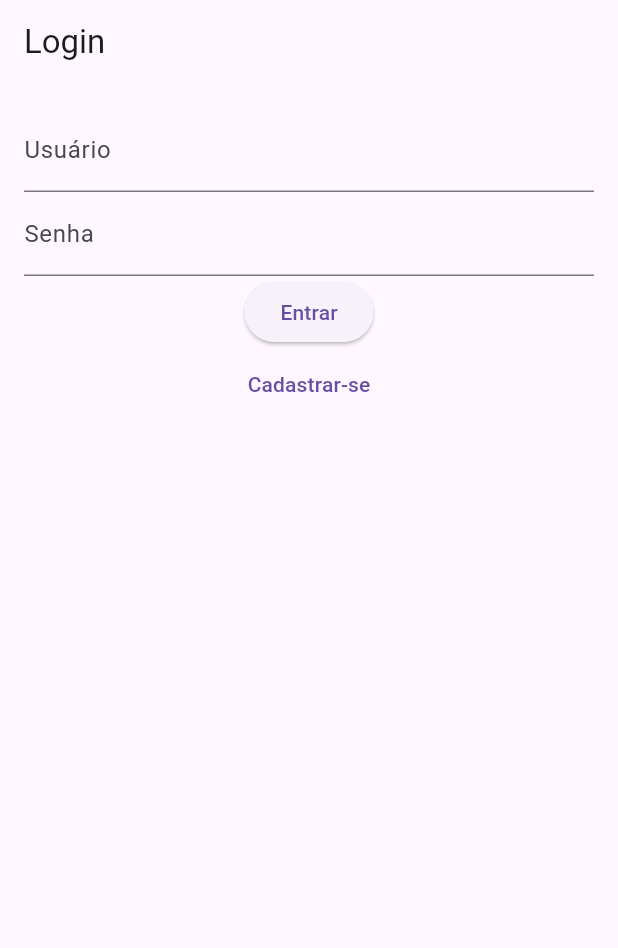
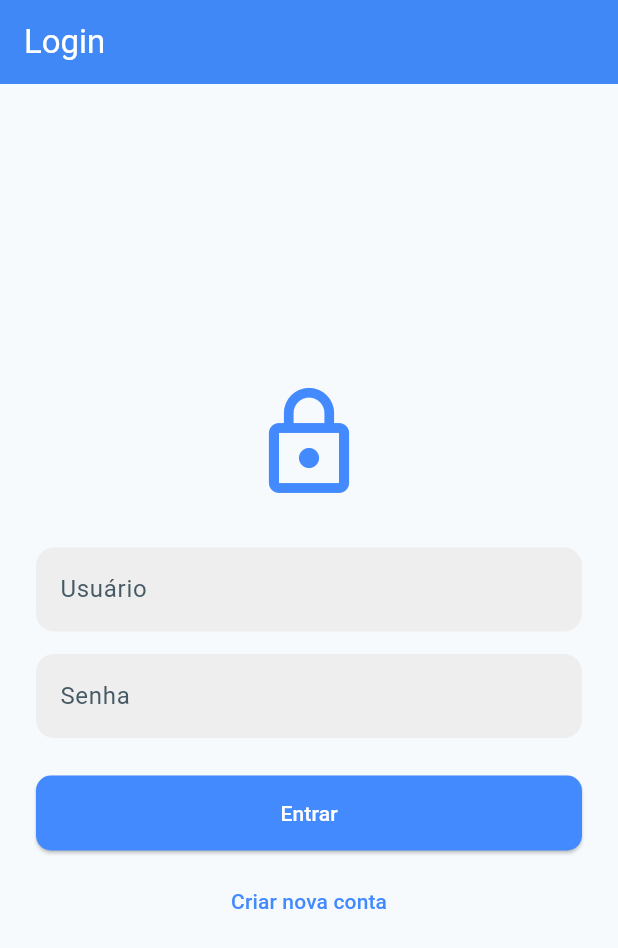
Before and after one commit to Marquesleticia/NossoAPP, a Flutter app: the screen it shows after launch, on a phone screen of 412 x 824 dp. Shown: the top 948 px of the screen. Run offline on Flutter 3.47's test engine with Material 3 defaults, Android fonts, the phone set to English and light mode, and no system bars.

Commit message:
novo visual

```diff
--- a/lib/main.dart
+++ b/lib/main.dart
@@ -6,7 +6,48 @@ void main() => runApp(MyApp());
 class MyApp extends StatelessWidget {
   @override
   Widget build(BuildContext context) {
-    return MaterialApp(home: LoginScreen());
+    return MaterialApp(
+      debugShowCheckedModeBanner: false,
+      title: 'Gerenciador de Pessoas',
+      theme: ThemeData(
+        colorScheme: ColorScheme.fromSeed(
+          seedColor: Colors.blueGrey,
+          primary: Colors.blueAccent,
+          secondary: Colors.blueGrey.shade400,
+          background: Colors.grey.shade100,
+        ),
+        useMaterial3: true,
+        appBarTheme: AppBarTheme(
+          backgroundColor: Colors.blueAccent,
+          foregroundColor: Colors.white,
+          elevation: 2,
+        ),
+        floatingActionButtonTheme: FloatingActionButtonThemeData(
+          backgroundColor: Colors.blueAccent,
+          foregroundColor: Colors.white,
+        ),
+        inputDecorationTheme: InputDecorationTheme(
+          filled: true,
+          fillColor: Colors.grey.shade200,
+          border: OutlineInputBorder(
+            borderRadius: BorderRadius.circular(12),
+            borderSide: BorderSide.none,
+          ),
+          labelStyle: TextStyle(color: Colors.blueGrey.shade700),
+        ),
+        elevatedButtonTheme: ElevatedButtonThemeData(
+          style: ElevatedButton.styleFrom(
+            backgroundColor: Colors.blueAccent,
+            foregroundColor: Colors.white,
+            shape: RoundedRectangleBorder(
+              borderRadius: BorderRadius.circular(10),
+            ),
+            minimumSize: Size(double.infinity, 50),
+          ),
+        ),
+      ),
+      home: LoginScreen(),
+    );
   }
 }
 
@@ -17,8 +58,9 @@ class LoginScreen extends StatefulWidget {
 
 class _LoginScreenState extends State<LoginScreen> {
   final _loginCtrl = TextEditingController();
+  final _emailCtrl = TextEditingController();
   final _senhaCtrl = TextEditingController();
-  String _screen = 'login';  // 'login', 'register', 'people', 'person'
+  String _screen = 'login'; // 'login', 'register', 'people', 'person'
 
   Map<String, dynamic>? _editingPerson;
   List<Map<String, dynamic>> _pessoas = [];
@@ -31,7 +73,7 @@ class _LoginScreenState extends State<LoginScreen> {
   }
 
   void _register() async {
-    await ApiService.registerUser(_loginCtrl.text, _senhaCtrl.text, _senhaCtrl.text);
+    await ApiService.registerUser(_loginCtrl.text, _emailCtrl.text, _senhaCtrl.text);
     setState(() => _screen = 'login');
   }
 
@@ -58,17 +100,28 @@ class _LoginScreenState extends State<LoginScreen> {
 
   @override
   Widget build(BuildContext context) {
+    final theme = Theme.of(context);
+
     if (_screen == 'login') {
       return Scaffold(
         appBar: AppBar(title: Text('Login')),
         body: Padding(
-          padding: EdgeInsets.all(16),
+          padding: const EdgeInsets.all(24),
           child: Column(
+            mainAxisAlignment: MainAxisAlignment.center,
             children: [
+              Icon(Icons.lock_outline, size: 80, color: theme.colorScheme.primary),
+              SizedBox(height: 30),
               TextField(controller: _loginCtrl, decoration: InputDecoration(labelText: 'Usuário')),
+              SizedBox(height: 15),
               TextField(controller: _senhaCtrl, decoration: InputDecoration(labelText: 'Senha'), obscureText: true),
+              SizedBox(height: 25),
               ElevatedButton(onPressed: _login, child: Text('Entrar')),
-              TextButton(onPressed: () => setState(() => _screen = 'register'), child: Text('Cadastrar-se')),
+              SizedBox(height: 10),
+              TextButton(
+                onPressed: () => setState(() => _screen = 'register'),
+                child: Text('Criar nova conta', style: TextStyle(color: theme.colorScheme.primary)),
+              ),
             ],
           ),
         ),
@@ -77,30 +130,62 @@ class _LoginScreenState extends State<LoginScreen> {
       return Scaffold(
         appBar: AppBar(title: Text('Cadastro')),
         body: Padding(
-          padding: EdgeInsets.all(16),
+          padding: const EdgeInsets.all(24),
           child: Column(
+            mainAxisAlignment: MainAxisAlignment.center,
             children: [
+              Icon(Icons.person_add_alt, size: 80, color: theme.colorScheme.primary),
+              SizedBox(height: 30),
               TextField(controller: _loginCtrl, decoration: InputDecoration(labelText: 'Login')),
-              TextField(controller: _senhaCtrl, decoration: InputDecoration(labelText: 'Email')),
+              SizedBox(height: 15),
+              TextField(controller: _emailCtrl, decoration: InputDecoration(labelText: 'Email')),
+              SizedBox(height: 15),
               TextField(decoration: InputDecoration(labelText: 'Senha'), obscureText: true),
+              SizedBox(height: 25),
               ElevatedButton(onPressed: _register, child: Text('Cadastrar')),
+              SizedBox(height: 10),
+              TextButton(
+                onPressed: () => setState(() => _screen = 'login'),
+                child: Text('Voltar ao Login', style: TextStyle(color: theme.colorScheme.primary)),
+              ),
             ],
           ),
         ),
       );
     } else if (_screen == 'people') {
       return Scaffold(
-        appBar: AppBar(title: Text('Pessoas')),
-        body: ListView.builder(
-          itemCount: _pessoas.length,
-          itemBuilder: (context, i) => ListTile(
-            title: Text(_pessoas[i]['nome']),
-            onTap: () {
-              _editingPerson = _pessoas[i];
-              setState(() => _screen = 'person');
-            },
-          ),
+        appBar: AppBar(
+          title: Text('Pessoas'),
+          actions: [
+            IconButton(
+              icon: Icon(Icons.logout),
+              onPressed: () => setState(() => _screen = 'login'),
+              tooltip: 'Sair',
+            )
+          ],
         ),
+        body: _pessoas.isEmpty
+            ? Center(child: Text('Nenhuma pessoa cadastrada.'))
+            : ListView.builder(
+                padding: EdgeInsets.all(12),
+                itemCount: _pessoas.length,
+                itemBuilder: (context, i) {
+                  final pessoa = _pessoas[i];
+                  return Card(
+                    elevation: 2,
+                    margin: EdgeInsets.symmetric(vertical: 6),
+                    child: ListTile(
+                      title: Text(pessoa['nome'], style: TextStyle(fontWeight: FontWeight.w600)),
+                      subtitle: Text(pessoa['telefone'] ?? ''),
+                      trailing: Icon(Icons.chevron_right, color: theme.colorScheme.primary),
+                      onTap: () {
+                        _editingPerson = pessoa;
+                        setState(() => _screen = 'person');
+                      },
+                    ),
+                  );
+                },
+              ),
         floatingActionButton: FloatingActionButton(
           onPressed: () {
             _editingPerson = null;
@@ -109,21 +194,35 @@ class _LoginScreenState extends State<LoginScreen> {
           child: Icon(Icons.add),
         ),
       );
-    } else {  // 'person'
+    } else {
       final nomeCtrl = TextEditingController(text: _editingPerson?['nome'] ?? '');
       final cpfCtrl = TextEditingController(text: _editingPerson?['cpf'] ?? '');
       final telCtrl = TextEditingController(text: _editingPerson?['telefone'] ?? '');
       return Scaffold(
         appBar: AppBar(title: Text(_editingPerson == null ? 'Nova Pessoa' : 'Editar Pessoa')),
         body: Padding(
-          padding: EdgeInsets.all(16),
+          padding: const EdgeInsets.all(24),
           child: Column(
             children: [
               TextField(controller: nomeCtrl, decoration: InputDecoration(labelText: 'Nome')),
+              SizedBox(height: 15),
               TextField(controller: cpfCtrl, decoration: InputDecoration(labelText: 'CPF')),
+              SizedBox(height: 15),
               TextField(controller: telCtrl, decoration: InputDecoration(labelText: 'Telefone')),
-              ElevatedButton(onPressed: () => _savePerson(nomeCtrl.text, cpfCtrl.text, telCtrl.text), child: Text('Salvar')),
-              if (_editingPerson != null) ElevatedButton(onPressed: _deletePerson, child: Text('Excluir')),
+              SizedBox(height: 25),
+              ElevatedButton(
+                onPressed: () => _savePerson(nomeCtrl.text, cpfCtrl.text, telCtrl.text),
+                child: Text('Salvar'),
+              ),
+              if (_editingPerson != null)
+                Padding(
+                  padding: const EdgeInsets.only(top: 10),
+                  child: ElevatedButton(
+                    style: ElevatedButton.styleFrom(backgroundColor: Colors.redAccent),
+                    onPressed: _deletePerson,
+                    child: Text('Excluir'),
+                  ),
+                ),
             ],
           ),
         ),
--- a/pubspec.yaml
+++ b/pubspec.yaml
@@ -36,6 +36,7 @@ dependencies:
   # The following adds the Cupertino Icons font to your application.
   # Use with the CupertinoIcons class for iOS style icons.
   cupertino_icons: ^1.0.8
+  http: ^1.5.0
 
 dev_dependencies:
   flutter_test:
```
Also changed, not shown: pubspec.lock.
